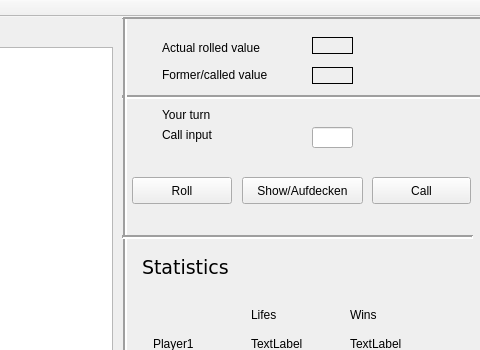
The window that Mia/mainwindow.ui (ubuntdream/CompLingMachLearnProject2016) describes before a commit, drawn with Qt 5; both pictures show x 288 to 768 and y 0 to 350 of the 768 by 537 pixel window.
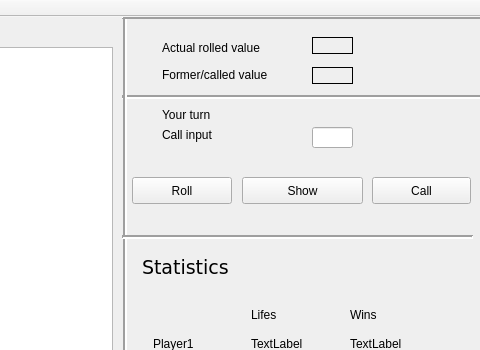
The same window after the commit.

Commit message: Aufdecken der Würfel implementiert

Patch:
```diff
--- a/Mia/mainwindow.ui
+++ b/Mia/mainwindow.ui
@@ -198,7 +198,7 @@
      </rect>
     </property>
     <property name="text">
-     <string>Show/Aufdecken</string>
+     <string>Show</string>
     </property>
    </widget>
    <widget class="Line" name="line">
```
Left out of the diff: 2 changed lines with no effect on the pictures. The commit also changes 8 other files.
